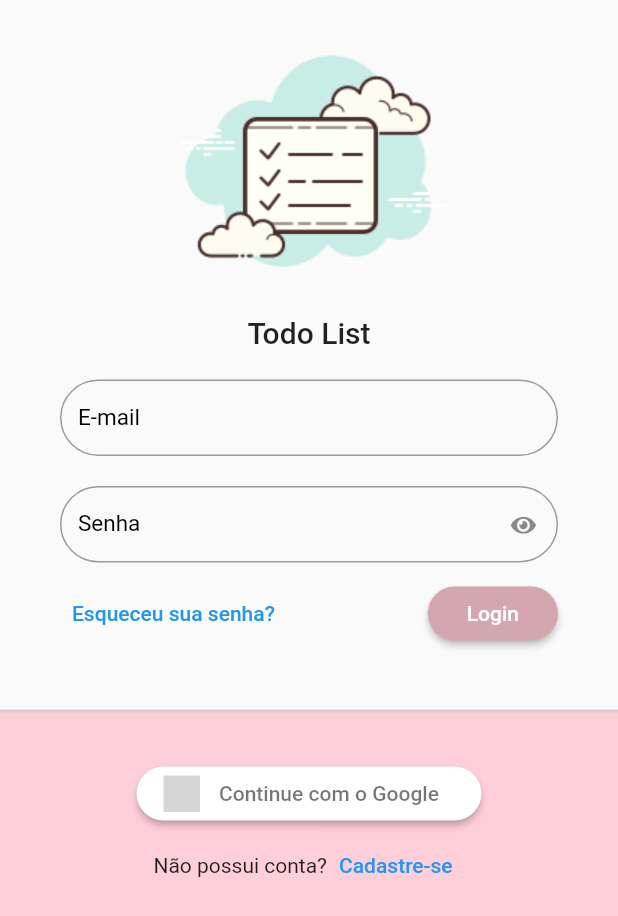
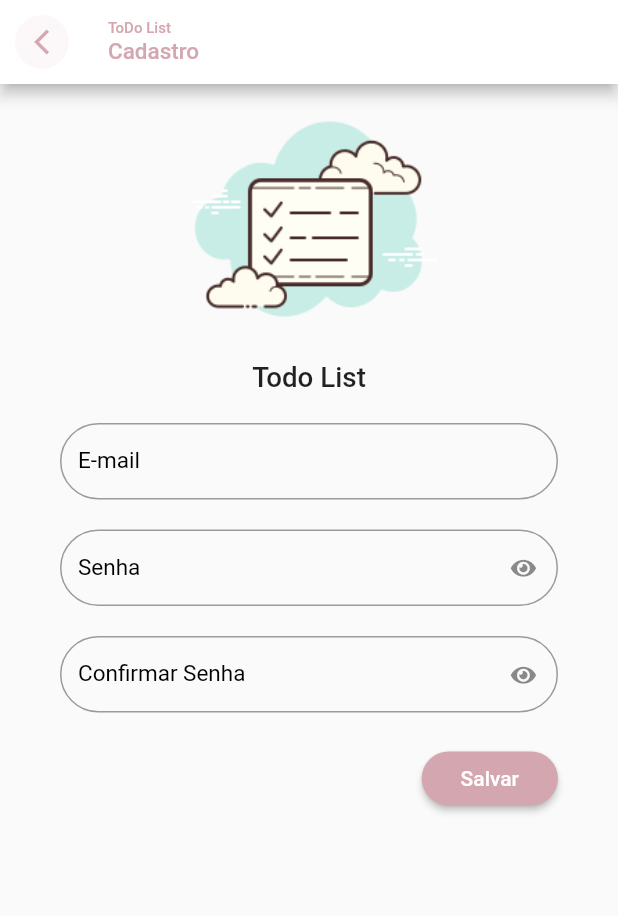
Before and after one commit to fabriciosuhet/todo-list-provider, a Flutter app: the screen it shows after launch, after a tap on "Cadastre-se", on a phone screen of 412 x 824 dp. Shown: the top 916 px of the screen. Run offline on Flutter 3.47's test engine with Material 2 defaults, Android fonts, the phone set to English and light mode, and no system bars; our stand-ins replace flutter_signin_button, google_fonts, sqflite, sqflite_common, synchronized; missing offline and left inert: dart:ffi; accounts and stored records are empty; Roboto replaces fonts that are missing (Mandali); grey boxes are pictures that could not be loaded.

Commit message:
criacao pagina de registro

```diff
--- a/lib/app/modules/auth/auth_module.dart
+++ b/lib/app/modules/auth/auth_module.dart
@@ -2,6 +2,8 @@ import 'package:provider/provider.dart';
 import 'package:todo_list_provider/app/core/modules/todo_list_module.dart';
 import 'package:todo_list_provider/app/modules/auth/login/login_controller.dart';
 import 'package:todo_list_provider/app/modules/auth/login/login_page.dart';
+import 'package:todo_list_provider/app/modules/auth/register/register_controller.dart';
+import 'package:todo_list_provider/app/modules/auth/register/register_page.dart';
 
 class AuthModule extends TodoListModule {
   AuthModule()
@@ -10,9 +12,13 @@ class AuthModule extends TodoListModule {
             ChangeNotifierProvider(
               create: (_) => LoginController(),
             ),
+            ChangeNotifierProvider(
+              create: (_) => RegisterController(),
+            ),
           ],
           routers: {
             '/login': (context) => const LoginPage(),
+            '/register': (context) => const RegisterPage(),
           },
         );
 }
--- a/lib/app/modules/auth/login/login_page.dart
+++ b/lib/app/modules/auth/login/login_page.dart
@@ -103,7 +103,9 @@ class LoginPage extends StatelessWidget {
                               children: [
                                 const Text('Não possui conta?'),
                                 TextButton(
-                                  onPressed: () {},
+                                  onPressed: () {
+                                    Navigator.of(context).pushNamed('/register');
+                                  },
                                   child: const Text('Cadastre-se'),
                                 ),
                               ],
--- /dev/null
+++ b/lib/app/modules/auth/register/register_controller.dart
@@ -0,0 +1,5 @@
+import 'package:flutter/material.dart';
+
+class RegisterController extends ChangeNotifier {
+
+}
--- /dev/null
+++ b/lib/app/modules/auth/register/register_page.dart
@@ -0,0 +1,98 @@
+import 'package:flutter/material.dart';
+import 'package:todo_list_provider/app/core/ui/theme_extensions.dart';
+import 'package:todo_list_provider/app/core/widget/todo_list_field.dart';
+import 'package:todo_list_provider/app/core/widget/todo_list_logo.dart';
+
+class RegisterPage extends StatelessWidget {
+  const RegisterPage({super.key});
+
+  @override
+  Widget build(BuildContext context) {
+    return Scaffold(
+      appBar: AppBar(
+        backgroundColor: Colors.white,
+        title: Column(
+          crossAxisAlignment: CrossAxisAlignment.start,
+          children: [
+            Text(
+              'ToDo List',
+              style: TextStyle(fontSize: 10, color: context.primaryColor),
+            ),
+            Text(
+              'Cadastro',
+              style: TextStyle(fontSize: 15, color: context.primaryColor),
+            ),
+          ],
+        ),
+        automaticallyImplyLeading: false,
+        leading: IconButton(
+          onPressed: () => Navigator.pop(context),
+          icon: ClipOval(
+            child: Container(
+              color: context.primaryColor.withAlpha(20),
+              padding: const EdgeInsets.all(8),
+              child: Icon(
+                Icons.arrow_back_ios_outlined,
+                size: 20,
+                color: context.primaryColor,
+              ),
+            ),
+          ),
+        ),
+      ),
+      body: ListView(
+        children: [
+          SizedBox(
+            height: MediaQuery.of(context).size.width * .5,
+            child: const FittedBox(
+              fit: BoxFit.fitHeight,
+              child: TodoListLogo(),
+            ),
+          ),
+          Padding(
+            padding: const EdgeInsets.symmetric(horizontal: 40, vertical: 20),
+            child: Form(
+              child: Column(
+                children: [
+                  TodoListField(label: 'E-mail'),
+                  const SizedBox(
+                    height: 20,
+                  ),
+                  TodoListField(
+                    label: 'Senha',
+                    obscureText: true,
+                  ),
+                  const SizedBox(
+                    height: 20,
+                  ),
+                  TodoListField(
+                    label: 'Confirmar Senha',
+                    obscureText: true,
+                  ),
+                  const SizedBox(
+                    height: 20,
+                  ),
+                  Align(
+                    alignment: Alignment.bottomRight,
+                    child: ElevatedButton(
+                      onPressed: () {},
+                      style: ElevatedButton.styleFrom(
+                        shape: RoundedRectangleBorder(
+                          borderRadius: BorderRadius.circular(20),
+                        ),
+                      ),
+                      child: const Padding(
+                        padding: EdgeInsets.all(10.0),
+                        child: Text('Salvar'),
+                      ),
+                    ),
+                  ),
+                ],
+              ),
+            ),
+          ),
+        ],
+      ),
+    );
+  }
+}
```
